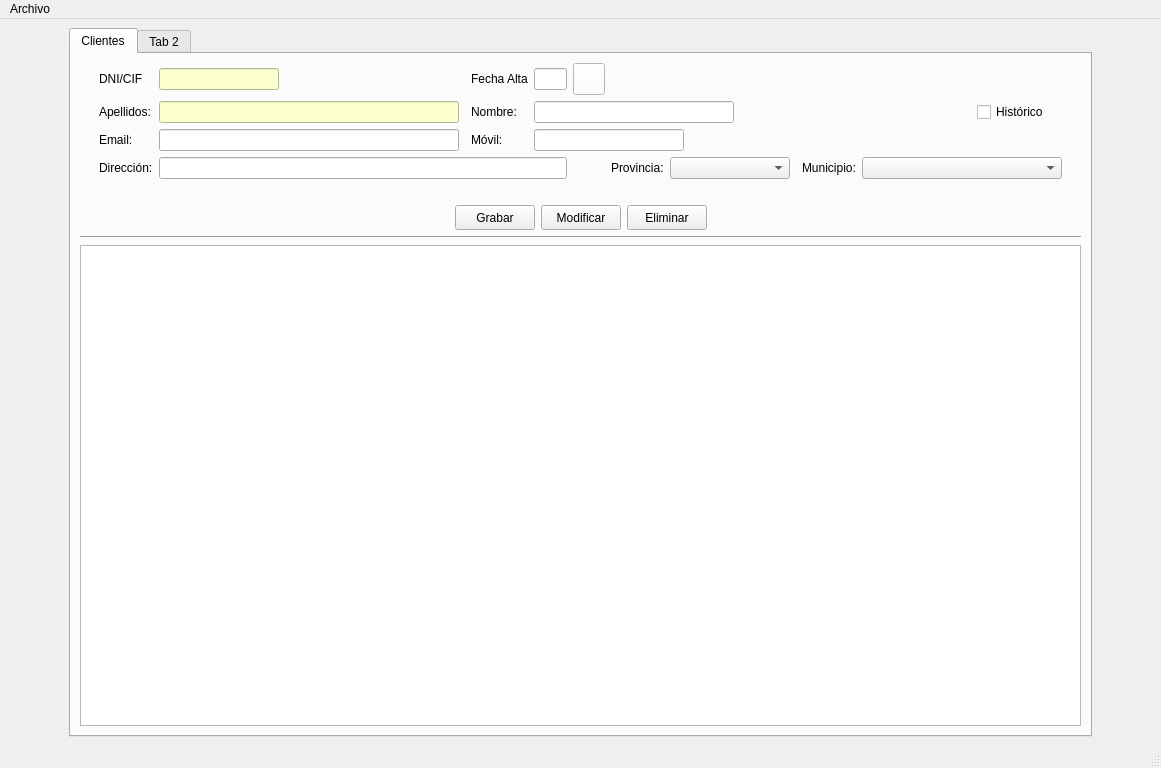
The window that templates/ventPrincipal.ui (Manuerty/ProyecyoDI) describes before a commit, drawn with Qt 5.
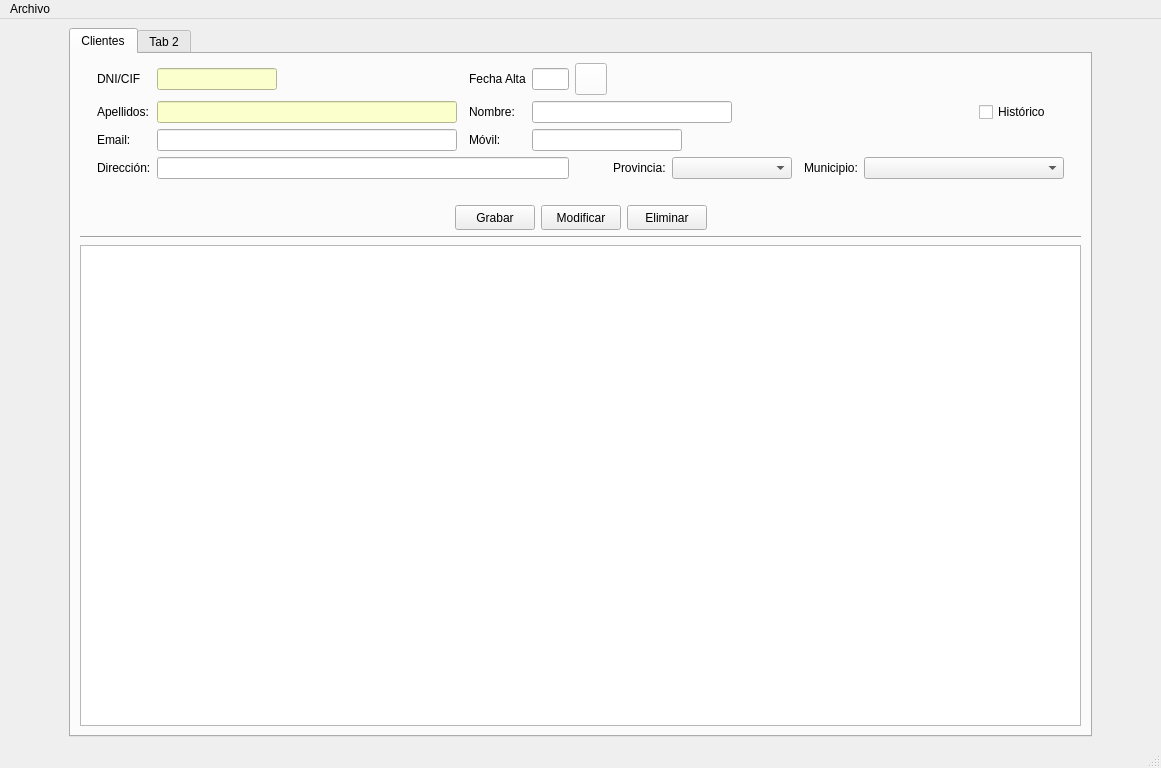
The same window after the commit. Icons and pictures are not drawn.

Commit message: feat(ventPrincipal.py): fix the size of the date textbox

The edit to the form file:
```diff
--- a/templates/ventPrincipal.ui
+++ b/templates/ventPrincipal.ui
@@ -360,7 +360,7 @@
            <widget class="QLineEdit" name="txtAltaCli">
             <property name="maximumSize">
              <size>
-              <width>75</width>
+              <width>80</width>
               <height>16777215</height>
              </size>
             </property>
```
The commit also changes 2 other files.
